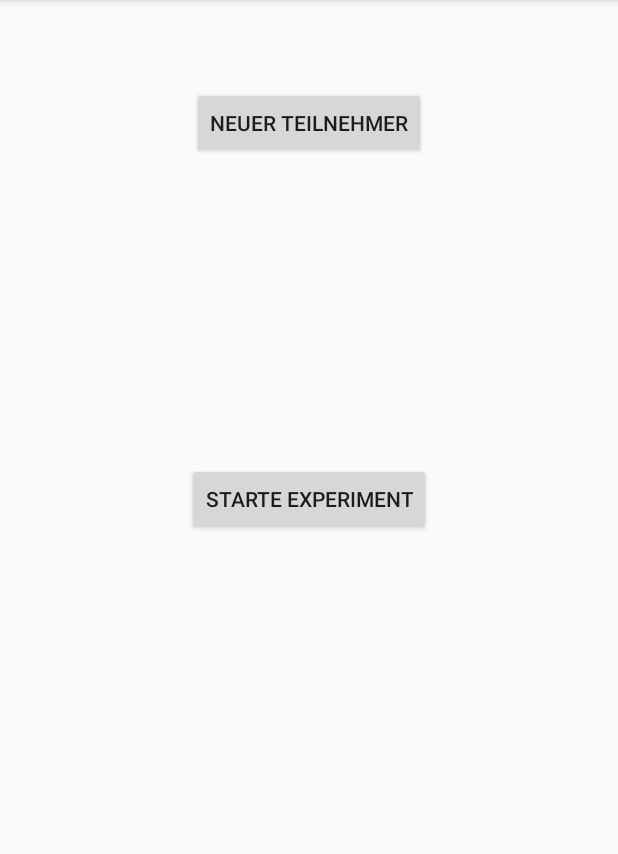
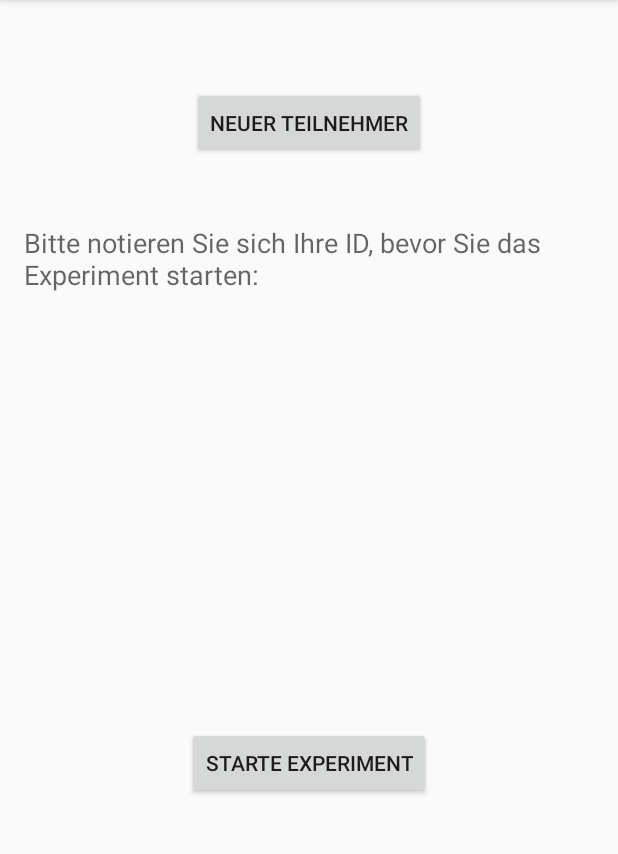
Before and after one commit to blub123muh/hci, an Android app: the screen it shows after launch (MainActivity), on a phone screen of 412 x 824 dp, the part 84-938 px from its top. Run offline under Robolectric (Android 15) with nearby library versions, the light colour scheme and no system bars.

Commit message:
Changed a few more strings and plugged in real questions and tasks.

```diff
--- a/SwipingBurger/app/src/main/java/hci/swipingburger/TreasureHuntFragmentActivity.java
+++ b/SwipingBurger/app/src/main/java/hci/swipingburger/TreasureHuntFragmentActivity.java
@@ -37,12 +37,12 @@ public class TreasureHuntFragmentActivity extends FragmentActivity implements Tr
     /**
      * The number of pages (wizard steps) to show in this demo.
      */
-    private static final int NUM_PAGES = 20;
+    private static final int NUM_PAGES = 50;
 
     /**
      * The page that a task is started at.
      */
-    private static final int STARTING_POSITION = 0;
+    private static final int STARTING_POSITION = 25;
 
     /**
      * The pager widget, which handles animation and allows swiping horizontally to access previous
@@ -130,6 +130,7 @@ public class TreasureHuntFragmentActivity extends FragmentActivity implements Tr
         mPager = (DisablebleViewPager) findViewById(R.id.pager);
         mPagerAdapter = new TreasureHuntRoomFragmentAdapter(getSupportFragmentManager());
         mPager.setAdapter(mPagerAdapter);
+        mPager.setCurrentItem(STARTING_POSITION);
 
         // listen for when a page is selected, which is an interaction in our sense
         mPager.addOnPageChangeListener(new ViewPager.OnPageChangeListener() {
--- a/SwipingBurger/app/src/main/res/layout/activity_main.xml
+++ b/SwipingBurger/app/src/main/res/layout/activity_main.xml
@@ -14,12 +14,9 @@
         android:layout_width="wrap_content"
         android:layout_height="wrap_content"
         android:id="@+id/idTextView"
-        android:layout_alignParentTop="true"
-        android:layout_alignLeft="@+id/newParticipant"
-        android:layout_alignStart="@+id/newParticipant"
-        android:layout_marginTop="182dp"
-        android:layout_alignRight="@+id/newParticipant"
-        android:layout_alignEnd="@+id/newParticipant" />
+        android:layout_centerVertical="true"
+        android:layout_alignParentLeft="true"
+        android:layout_alignParentStart="true" />
 
     <Button
         android:layout_width="wrap_content"
@@ -38,4 +35,15 @@
         android:layout_marginTop="91dp"
         android:layout_below="@+id/idTextView"
         android:layout_centerHorizontal="true" />
+
+    <TextView
+        android:layout_width="wrap_content"
+        android:layout_height="wrap_content"
+        android:textAppearance="?android:attr/textAppearanceMedium"
+        android:id="@+id/writeDownIdTextView"
+        android:text="@string/write_down_id"
+        android:layout_below="@+id/newParticipant"
+        android:layout_alignParentLeft="true"
+        android:layout_alignParentStart="true"
+        android:layout_marginTop="43dp" />
 </RelativeLayout>
--- a/SwipingBurger/app/src/main/res/layout/activity_questionnaire.xml
+++ b/SwipingBurger/app/src/main/res/layout/activity_questionnaire.xml
@@ -15,5 +15,11 @@
         android:layout_width="match_parent"
         android:layout_height="match_parent">
 
+        <TextView
+            android:layout_width="wrap_content"
+            android:layout_height="wrap_content"
+            android:textAppearance="?android:attr/textAppearanceMedium"
+            android:text="@string/questionnaire_instruction"
+            android:id="@+id/questionnairInstruction" />
     </LinearLayout>
 </RelativeLayout>
--- a/SwipingBurger/app/src/main/res/raw/questionnaire_task.csv
+++ b/SwipingBurger/app/src/main/res/raw/questionnaire_task.csv
@@ -1,3 +1,2 @@
-"Task frage?","Auf jeden","Auf keinsten"
-"Blub blab bramm?","Yes sir","Nein sir"
-"Blub blab bloab?","Auf jeden","Auf keinsten"
+"Ich konnte die Aufgabe gut lösen.","",""
+"Die Erreichung des Ziels war mir zu umständlich.","",""
--- /dev/null
+++ b/SwipingBurger/app/src/main/res/raw/tasks_debug.csv
@@ -0,0 +1,2 @@
+5,10
+16,12
--- a/SwipingBurger/app/src/main/res/values/strings.xml
+++ b/SwipingBurger/app/src/main/res/values/strings.xml
@@ -7,4 +7,6 @@
     <string name="start_experiment">Starte Experiment</string>
     <string name="next">Weiter</string>
     <string name="instruction">Öffne als nächstes Tür </string>
+    <string name="questionnaire_instruction">Bitte bewerten Sie, wie stark Sie den folgenden Aussagen zustimmen (0 Sterne: Starke Ablehnung, 7 Sterne: Starke Zustimmung):</string>
+    <string name="write_down_id">Bitte notieren Sie sich Ihre ID, bevor Sie das Experiment starten:</string>
 </resources>
```
Also changed, not shown: SwipingBurger/app/src/main/res/raw/questionnaire_final.csv (+4 -3 lines), SwipingBurger/app/src/main/res/raw/tasks.csv (+5 -2 lines).
